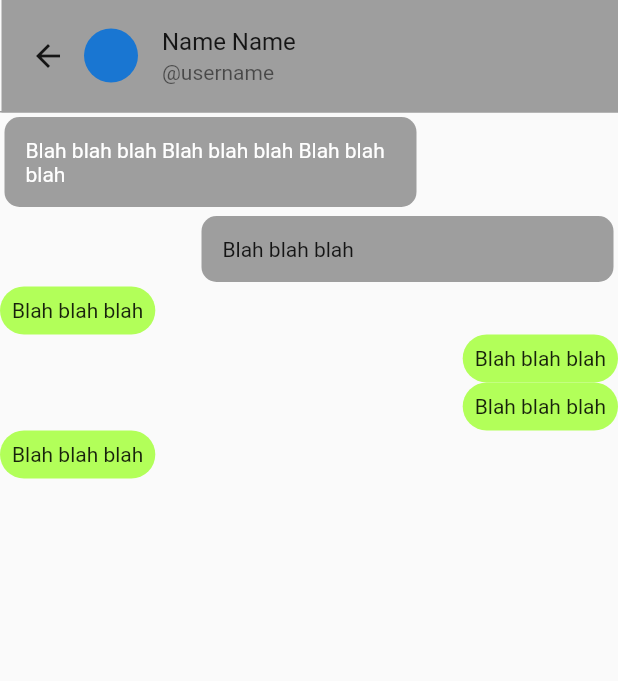
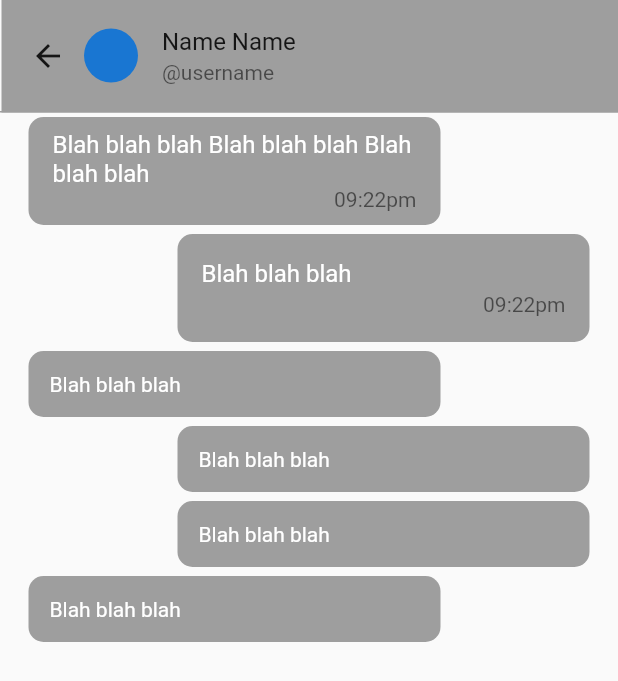
Before and after one commit to Megagonn/Circle, a Flutter app: the ChatPage screen opened directly, on a phone screen of 412 x 824 dp. Shown: the top 681 px of the screen. Run offline on Flutter 3.47's test engine with Material 2 defaults, Android fonts, the phone set to English and light mode, and no system bars; our stand-ins replace cloud_firestore, firebase_auth, firebase_core, firebase_storage, google_sign_in, image_picker and 4 more; missing offline and left inert: favorite_button; accounts and stored records are empty.

```diff
--- a/lib/ui/chatpage.dart
+++ b/lib/ui/chatpage.dart
@@ -1,7 +1,7 @@
 import 'package:flutter/material.dart';
 
 class ChatPage extends StatefulWidget {
-  const ChatPage({ Key? key }) : super(key: key);
+  const ChatPage({Key? key}) : super(key: key);
 
   @override
   State<ChatPage> createState() => _ChatPageState();
@@ -18,14 +18,16 @@ class _ChatPageState extends State<ChatPage> {
             children: [
               Container(
                 padding: const EdgeInsets.symmetric(vertical: 1, horizontal: 8),
-                decoration:  const BoxDecoration(
-                  border: Border(bottom: BorderSide(color: Colors.grey)),
-                  boxShadow: [
-                    BoxShadow(offset: Offset(1, 0), blurStyle: BlurStyle.outer, color: Colors.grey)
-                  ]
-                ),
+                decoration: const BoxDecoration(
+                    border: Border(bottom: BorderSide(color: Colors.grey)),
+                    boxShadow: [
+                      BoxShadow(
+                          offset: Offset(1, 0),
+                          blurStyle: BlurStyle.outer,
+                          color: Colors.grey)
+                    ]),
                 child: Row(
-                  children:  [
+                  children: [
                     Row(
                       children: const [
                         BackButton(),
@@ -46,21 +48,70 @@ class _ChatPageState extends State<ChatPage> {
                 ),
               ),
               SingleChildScrollView(
-                child: SizedBox(
+                child: Container(
+                  padding:
+                      const EdgeInsets.symmetric(vertical: 0, horizontal: 16),
                   height: MediaQuery.of(context).size.height - 120,
                   child: ListView(
-                    children:  [
+                    children: [
+                      Align(
+                        alignment: Alignment.topLeft,
+                        child: Container(
+                          // padding: const EdgeInsets.all(14),
+                          margin: const EdgeInsets.all(3),
+                          width: 2 * MediaQuery.of(context).size.width / 3,
+                          decoration: BoxDecoration(
+                            borderRadius: BorderRadius.circular(10),
+                            color: Colors.grey.shade500,
+                          ),
+                          child: const ListTile(
+                            title: Text(
+                              'Blah blah blah Blah blah blah Blah blah blah',
+                              style: TextStyle(color: Colors.white),
+                            ),
+                            subtitle: Align(
+                              child: Text('09:22pm'),
+                              alignment: Alignment.bottomRight,
+                            ),
+                          ),
+                        ),
+                      ),
+                      Align(
+                        alignment: Alignment.topRight,
+                        child: Container(
+                          // padding: const EdgeInsets.all(14),
+                          margin: const EdgeInsets.all(3),
+                          width: 2 * MediaQuery.of(context).size.width / 3,
+                          decoration: BoxDecoration(
+                            borderRadius: BorderRadius.circular(10),
+                            color: Colors.grey.shade500,
+                          ),
+                          child: const ListTile(
+                            title: Text(
+                              'Blah blah blah',
+                              style: TextStyle(color: Colors.white),
+                            ),
+                            subtitle: Align(
+                              child: Text('09:22pm'),
+                              alignment: Alignment.bottomRight,
+                            ),
+                          ),
+                        ),
+                      ),
                       Align(
                         alignment: Alignment.topLeft,
                         child: Container(
                           padding: const EdgeInsets.all(14),
                           margin: const EdgeInsets.all(3),
-                          width: 2* MediaQuery.of(context).size.width/3,
+                          width: 2 * MediaQuery.of(context).size.width / 3,
                           decoration: BoxDecoration(
                             borderRadius: BorderRadius.circular(10),
                             color: Colors.grey.shade500,
                           ),
-                          child: Text('Blah blah blah Blah blah blah Blah blah blah', style: TextStyle(color: Colors.white),),
+                          child: Text(
+                            'Blah blah blah',
+                            style: TextStyle(color: Colors.white),
+                          ),
                         ),
                       ),
                       Align(
@@ -68,56 +119,47 @@ class _ChatPageState extends State<ChatPage> {
                         child: Container(
                           padding: const EdgeInsets.all(14),
                           margin: const EdgeInsets.all(3),
-                          width: 2* MediaQuery.of(context).size.width/3,
+                          width: 2 * MediaQuery.of(context).size.width / 3,
                           decoration: BoxDecoration(
                             borderRadius: BorderRadius.circular(10),
                             color: Colors.grey.shade500,
                           ),
-                          child: Text('Blah blah blah'),
+                          child: Text(
+                            'Blah blah blah',
+                            style: TextStyle(color: Colors.white),
+                          ),
+                        ),
+                      ),
+                      Align(
+                        alignment: Alignment.topRight,
+                        child: Container(
+                          padding: const EdgeInsets.all(14),
+                          margin: const EdgeInsets.all(3),
+                          width: 2 * MediaQuery.of(context).size.width / 3,
+                          decoration: BoxDecoration(
+                            borderRadius: BorderRadius.circular(10),
+                            color: Colors.grey.shade500,
+                          ),
+                          child: Text(
+                            'Blah blah blah',
+                            style: TextStyle(color: Colors.white),
+                          ),
                         ),
                       ),
                       Align(
                         alignment: Alignment.topLeft,
                         child: Container(
-                          padding: EdgeInsets.all(8.0),
+                          padding: const EdgeInsets.all(14),
+                          margin: const EdgeInsets.all(3),
+                          width: 2 * MediaQuery.of(context).size.width / 3,
                           decoration: BoxDecoration(
-                            borderRadius: BorderRadius.circular(20),
-                            color: Colors.lightGreenAccent,
+                            borderRadius: BorderRadius.circular(10),
+                            color: Colors.grey.shade500,
                           ),
-                          child: Text('Blah blah blah'),
-                        ),
-                      ),
-                      Align(
-                        alignment: Alignment.topRight,
-                        child: Container(
-                          padding: EdgeInsets.all(8.0),
-                          decoration: BoxDecoration(
-                            borderRadius: BorderRadius.circular(20),
-                            color: Colors.lightGreenAccent,
+                          child: Text(
+                            'Blah blah blah',
+                            style: TextStyle(color: Colors.white),
                           ),
-                          child: Text('Blah blah blah'),
-                        ),
-                      ),
-                      Align(
-                        alignment: Alignment.topRight,
-                        child: Container(
-                          padding: EdgeInsets.all(8.0),
-                          decoration: BoxDecoration(
-                            borderRadius: BorderRadius.circular(20),
-                            color: Colors.lightGreenAccent,
-                          ),
-                          child: Text('Blah blah blah'),
-                        ),
-                      ),
-                      Align(
-                        alignment: Alignment.topLeft,
-                        child: Container(
-                          padding: EdgeInsets.all(8.0),
-                          decoration: BoxDecoration(
-                            borderRadius: BorderRadius.circular(20),
-                            color: Colors.lightGreenAccent,
-                          ),
-                          child: Text('Blah blah blah'),
                         ),
                       ),
                     ],
```
Also changed, not shown: lib/ui/editprofile.dart (added, +17 -0 lines), lib/ui/profile.dart (+14 -4 lines), lib/utilities/ui.utl.dart (+34 -5 lines).
